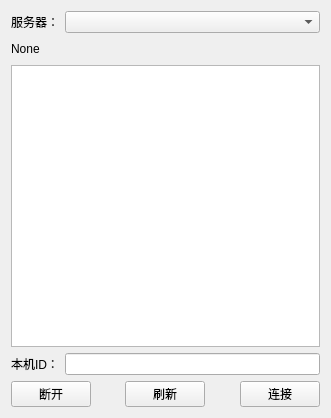
taynpg/frelay, file Gui/Control/ConnectControl.ui: the form before one commit.
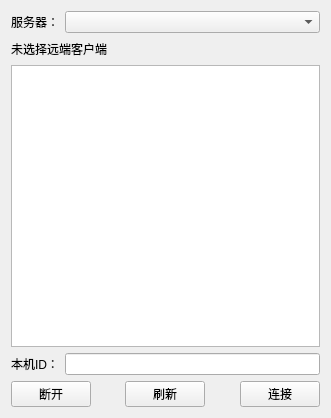
The form after the commit.

```diff
--- a/Gui/Control/ConnectControl.ui
+++ b/Gui/Control/ConnectControl.ui
@@ -40,7 +40,7 @@
      <item>
       <widget class="QLabel" name="elbClient">
        <property name="text">
-        <string>None</string>
+        <string>未选择远端客户端</string>
        </property>
       </widget>
      </item>
```
